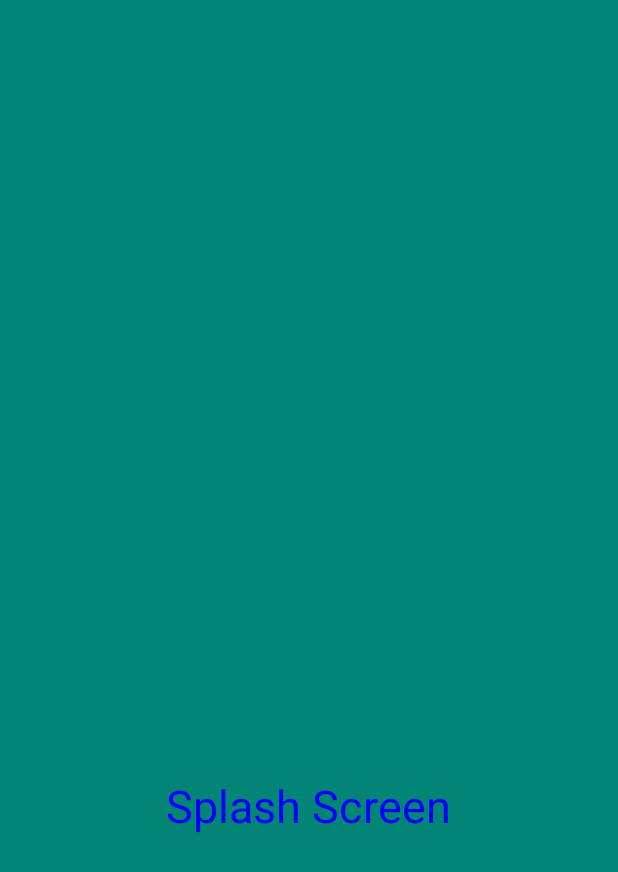
After one commit to Sonam81/VisualMed, an Android app: the SplashActivity screen opened directly, with no data from a screen before it, on a phone screen of 412 x 824 dp. The commit adds this screen. Shown: the top 872 px of the screen. Run offline under Robolectric (Android 15) with nearby library versions, the phone set to English and light mode, and no system bars; 1 statement that could not run was skipped.

Commit message:
Service added

```diff
--- a/app/build.gradle
+++ b/app/build.gradle
@@ -30,6 +30,7 @@ dependencies {
     implementation "com.github.parse-community.Parse-SDK-Android:parse:1.20.0"
 
 
+
 }
 
 repositories {
--- /dev/null
+++ b/app/src/main/java/com/example/visualmed/SplashActivity.java
@@ -0,0 +1,67 @@
+package com.example.visualmed;
+import android.app.Activity;
+import android.content.ComponentName;
+import android.content.Intent;
+import android.content.ServiceConnection;
+import android.os.Bundle;
+import android.os.Handler;
+import android.os.IBinder;
+import android.widget.Toast;
+
+
+public class SplashActivity extends Activity {
+
+    Handler handler;
+    boolean mBounded;
+    TtsService ttsService;
+
+    @Override
+    protected void onCreate(Bundle savedInstanceState) {
+        super.onCreate(savedInstanceState);
+        setContentView(R.layout.activity_splash);
+
+        handler=new Handler();
+        handler.postDelayed(new Runnable() {
+            @Override
+            public void run() {
+                Intent intent=new Intent(SplashActivity.this,MainActivity.class);
+                startActivity(intent);
+                finish();
+            }
+        },3000);
+    }
+
+    ServiceConnection mConnection = new ServiceConnection() {
+        @Override
+        public void onServiceDisconnected(ComponentName name) {
+            Toast.makeText(SplashActivity.this, "Service is disconnected in splash", Toast.LENGTH_LONG).show();
+            mBounded = false;
+        }
+
+        @Override
+        public void onServiceConnected(ComponentName name, IBinder service) {
+            Toast.makeText(SplashActivity.this, "Service is connected in splash", Toast.LENGTH_LONG).show();
+            mBounded = true;
+            TtsService.LocalBinder mLocalBinder = (TtsService.LocalBinder)service;
+            ttsService = mLocalBinder.getServerInstance();
+        }
+    };
+
+    @Override
+    protected void onStart() {
+        super.onStart();
+        Intent mIntent = new Intent(this, TtsService.class);
+        bindService(mIntent, mConnection, BIND_AUTO_CREATE);
+    }
+
+    @Override
+    protected void onDestroy() {
+        super.onDestroy();
+        if(mBounded) {
+            unbindService(mConnection);
+            mBounded = false;
+            Toast.makeText(SplashActivity.this,"Service is disconnected due to destroy",Toast.LENGTH_LONG).show();
+        }
+    }
+
+}
--- /dev/null
+++ b/app/src/main/res/layout/activity_splash.xml
@@ -0,0 +1,23 @@
+<?xml version="1.0" encoding="utf-8"?>
+<RelativeLayout xmlns:android="http://schemas.android.com/apk/res/android"
+    android:layout_width="match_parent"
+    android:layout_height="match_parent"
+    android:gravity="center"
+    android:background="@color/colorPrimary">
+
+    <ImageView
+        android:id="@+id/logo_id"
+        android:layout_width="250dp"
+        android:layout_height="250dp"
+        android:layout_centerInParent="true"/>
+
+    <TextView
+        android:layout_width="wrap_content"
+        android:layout_height="wrap_content"
+        android:layout_below="@+id/logo_id"
+        android:layout_centerHorizontal="true"
+        android:text="Splash Screen"
+        android:textSize="30dp"
+        android:textColor="@color/colorBlue"/>
+
+</RelativeLayout>
--- a/build.gradle
+++ b/build.gradle
@@ -9,6 +9,7 @@ buildscript {
     dependencies {
         classpath 'com.android.tools.build:gradle:3.5.2'
 
+
         // NOTE: Do not place your application dependencies here; they belong
         // in the individual module build.gradle files
     }
@@ -18,7 +19,7 @@ allprojects {
     repositories {
         google()
         jcenter()
-
+        maven { url "https://jitpack.io" }
     }
 }
 
```
Also changed, not shown: app/src/main/AndroidManifest.xml (+19 -11 lines), app/src/main/java/com/example/visualmed/AddMedicine.java (+44 -28 lines), app/src/main/java/com/example/visualmed/AddMedicineDose.java (+32 -36 lines), app/src/main/java/com/example/visualmed/App.java (added, +18 -0 lines), app/src/main/java/com/example/visualmed/MainActivity.java (+36 -43 lines), app/src/main/java/com/example/visualmed/ManageMedicineActivity.java (+12 -1 lines), app/src/main/java/com/example/visualmed/Random.java (added, +63 -0 lines), app/src/main/java/com/example/visualmed/TtsService.java (added, +73 -0 lines), app/src/main/res/layout/activity_random.xml (added, +29 -0 lines).
